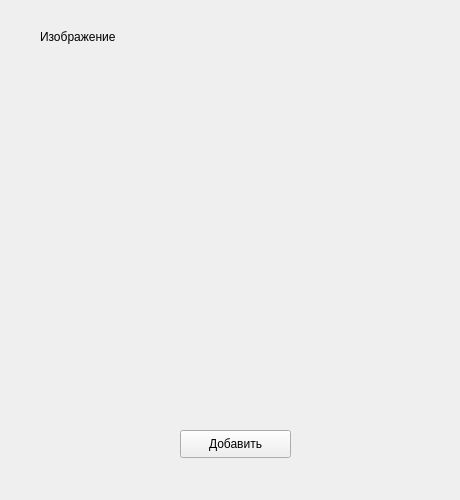
Before: the Qt Designer form app/xml/vehicle_form.ui in dvraklanov/RentaCar, drawn with Qt 5.
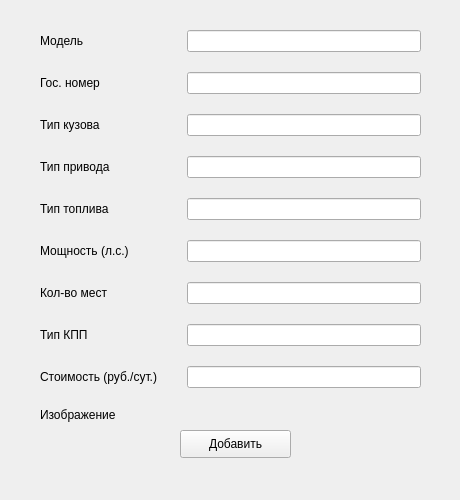
After: the same form once the commit is applied.

Commit message: Добавление записи нового авто в БД из формы

```diff
--- a/app/xml/vehicle_form.ui
+++ b/app/xml/vehicle_form.ui
@@ -39,15 +39,105 @@
      <number>30</number>
     </property>
     <property name="verticalSpacing">
-     <number>15</number>
+     <number>20</number>
     </property>
     <item row="0" column="0">
-     <widget class="QLabel" name="img">
+     <widget class="QLabel" name="name_l">
+      <property name="text">
+       <string>Модель</string>
+      </property>
+     </widget>
+    </item>
+    <item row="1" column="0">
+     <widget class="QLabel" name="number_plate_l">
+      <property name="text">
+       <string>Гос. номер</string>
+      </property>
+     </widget>
+    </item>
+    <item row="2" column="0">
+     <widget class="QLabel" name="body_type_l">
+      <property name="text">
+       <string>Тип кузова</string>
+      </property>
+     </widget>
+    </item>
+    <item row="3" column="0">
+     <widget class="QLabel" name="wheel_drive_l">
+      <property name="text">
+       <string>Тип привода</string>
+      </property>
+     </widget>
+    </item>
+    <item row="4" column="0">
+     <widget class="QLabel" name="fuel_type_l">
+      <property name="text">
+       <string>Тип топлива</string>
+      </property>
+     </widget>
+    </item>
+    <item row="5" column="0">
+     <widget class="QLabel" name="powet_hp_l">
+      <property name="text">
+       <string>Мощность (л.с.)</string>
+      </property>
+     </widget>
+    </item>
+    <item row="6" column="0">
+     <widget class="QLabel" name="n_seat_l">
+      <property name="text">
+       <string>Кол-во мест</string>
+      </property>
+     </widget>
+    </item>
+    <item row="7" column="0">
+     <widget class="QLabel" name="gearbox_type_l">
+      <property name="text">
+       <string>Тип КПП</string>
+      </property>
+     </widget>
+    </item>
+    <item row="8" column="0">
+     <widget class="QLabel" name="rental_price_l">
+      <property name="text">
+       <string>Стоимость (руб./сут.)</string>
+      </property>
+     </widget>
+    </item>
+    <item row="9" column="0">
+     <widget class="QLabel" name="img_2">
       <property name="text">
        <string>Изображение</string>
       </property>
      </widget>
     </item>
+    <item row="0" column="1">
+     <widget class="QLineEdit" name="name_v"/>
+    </item>
+    <item row="1" column="1">
+     <widget class="QLineEdit" name="number_plate_v"/>
+    </item>
+    <item row="2" column="1">
+     <widget class="QLineEdit" name="body_type_v"/>
+    </item>
+    <item row="3" column="1">
+     <widget class="QLineEdit" name="wheel_drive_v"/>
+    </item>
+    <item row="4" column="1">
+     <widget class="QLineEdit" name="fuel_type_v"/>
+    </item>
+    <item row="5" column="1">
+     <widget class="QLineEdit" name="power_hp_v"/>
+    </item>
+    <item row="6" column="1">
+     <widget class="QLineEdit" name="n_seat_v"/>
+    </item>
+    <item row="7" column="1">
+     <widget class="QLineEdit" name="gearbox_type_v"/>
+    </item>
+    <item row="8" column="1">
+     <widget class="QLineEdit" name="rental_price_v"/>
+    </item>
    </layout>
   </widget>
   <widget class="QPushButton" name="add_btn">
```
The commit also changes 6 other files.
